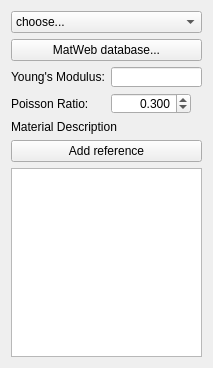
Above: src/Mod/Fem/MechanicalMaterial.ui from ceeli/FreeCAD_bhb before the change. Below: the same form after it.
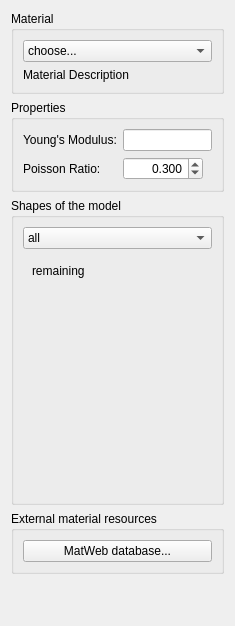
That is the form after the change. The open tabs and pages were chosen to show the change. Custom widgets are drawn as their Qt base class.

Commit message: FEM: added MaterialShapes and tests to prerequisit

Diff of the .ui file:
```diff
--- a/src/Mod/Fem/MechanicalMaterial.ui
+++ b/src/Mod/Fem/MechanicalMaterial.ui
@@ -6,8 +6,8 @@
    <rect>
     <x>0</x>
     <y>0</y>
-    <width>213</width>
-    <height>368</height>
+    <width>235</width>
+    <height>626</height>
    </rect>
   </property>
   <property name="windowTitle">
@@ -15,6 +15,18 @@
   </property>
   <layout class="QVBoxLayout" name="verticalLayout">
    <item>
+    <widget class="QGroupBox" name="GroupQuantities_2">
+     <property name="maximumSize">
+      <size>
+       <width>16777215</width>
+       <height>1677215</height>
+      </size>
+     </property>
+     <property name="title">
+      <string>Material</string>
+     </property>
+     <layout class="QVBoxLayout" name="verticalLayout_5">
+      <item>
     <widget class="QComboBox" name="cb_materials">
      <item>
       <property name="text">
@@ -24,18 +36,39 @@
     </widget>
    </item>
    <item>
-    <layout class="QHBoxLayout" name="horizontalLayout">
-     <item>
-      <widget class="QPushButton" name="pushButton_MatWeb">
+       <widget class="QLabel" name="l_mat_description">
        <property name="text">
-        <string>MatWeb database...</string>
+         <string>Material Description</string>
+        </property>
+        <property name="wordWrap">
+         <bool>true</bool>
        </property>
       </widget>
      </item>
     </layout>
+    </widget>
    </item>
    <item>
-    <layout class="QFormLayout" name="formLayout">
+    <widget class="QGroupBox" name="GroupQuantities_4">
+     <property name="maximumSize">
+      <size>
+       <width>16777215</width>
+       <height>1677215</height>
+      </size>
+     </property>
+     <property name="title">
+      <string>Properties</string>
+     </property>
+     <layout class="QVBoxLayout" name="verticalLayout_7">
+      <item>
+       <layout class="QFormLayout" name="formLayout_2">
+        <item row="2" column="0">
+         <widget class="QLabel" name="label_7">
+          <property name="text">
+           <string>Poisson Ratio:</string>
+          </property>
+         </widget>
+        </item>
      <item row="0" column="0">
       <widget class="QLabel" name="label_6">
        <property name="text">
@@ -43,6 +76,37 @@
        </property>
       </widget>
      </item>
+        <item row="2" column="1">
+         <widget class="QDoubleSpinBox" name="spinBox_poisson_ratio">
+          <property name="sizePolicy">
+           <sizepolicy hsizetype="Fixed" vsizetype="Fixed">
+            <horstretch>0</horstretch>
+            <verstretch>0</verstretch>
+           </sizepolicy>
+          </property>
+          <property name="minimumSize">
+           <size>
+            <width>80</width>
+            <height>20</height>
+           </size>
+          </property>
+          <property name="alignment">
+           <set>Qt::AlignRight|Qt::AlignTrailing|Qt::AlignVCenter</set>
+          </property>
+          <property name="decimals">
+           <number>3</number>
+          </property>
+          <property name="maximum">
+           <double>1.000000000000000</double>
+          </property>
+          <property name="singleStep">
+           <double>0.100000000000000</double>
+          </property>
+          <property name="value">
+           <double>0.300000000000000</double>
+          </property>
+         </widget>
+        </item>
      <item row="0" column="1">
       <widget class="Gui::InputField" name="input_fd_young_modulus">
        <property name="sizePolicy">
@@ -77,65 +141,163 @@
        </property>
       </widget>
      </item>
-     <item row="1" column="0">
-      <widget class="QLabel" name="label_7">
+       </layout>
+      </item>
+     </layout>
+    </widget>
+   </item>
+   <item>
+    <widget class="QGroupBox" name="groupBox_3">
+     <property name="title">
+      <string>Shapes of the model</string>
+     </property>
+     <layout class="QGridLayout" name="_2">
+      <property name="margin">
+       <number>9</number>
+      </property>
+      <property name="spacing">
+       <number>6</number>
+      </property>
+      <item row="0" column="0">
+       <widget class="QComboBox" name="cb_material_shapes">
+        <item>
        <property name="text">
-        <string>Poisson Ratio:</string>
-       </property>
-      </widget>
-     </item>
-     <item row="1" column="1">
-      <widget class="QDoubleSpinBox" name="spinBox_poisson_ratio">
-       <property name="sizePolicy">
-        <sizepolicy hsizetype="Fixed" vsizetype="Fixed">
-         <horstretch>0</horstretch>
-         <verstretch>0</verstretch>
-        </sizepolicy>
-       </property>
-       <property name="minimumSize">
-        <size>
-         <width>80</width>
-         <height>20</height>
-        </size>
-       </property>
-       <property name="alignment">
-        <set>Qt::AlignRight|Qt::AlignTrailing|Qt::AlignVCenter</set>
-       </property>
-       <property name="decimals">
-        <number>3</number>
-       </property>
-       <property name="maximum">
-        <double>1.000000000000000</double>
-       </property>
-       <property name="singleStep">
-        <double>0.100000000000000</double>
-       </property>
-       <property name="value">
-        <double>0.300000000000000</double>
-       </property>
+          <string>all</string>
+         </property>
+        </item>
+        <item>
+         <property name="text">
+          <string>remaining</string>
+         </property>
+        </item>
+        <item>
+         <property name="text">
+          <string>referenced</string>
+         </property>
+        </item>
+       </widget>
+      </item>
+      <item row="3" column="0">
+       <widget class="QStackedWidget" name="widget_stack">
+        <property name="currentIndex">
+         <number>0</number>
+        </property>
+        <widget class="QWidget" name="page_all">
+         <layout class="QGridLayout" name="_3">
+          <property name="margin">
+           <number>9</number>
+          </property>
+          <property name="spacing">
+           <number>6</number>
+          </property>
+          <item row="2" column="0">
+           <spacer name="verticalSpacer_2">
+            <property name="orientation">
+             <enum>Qt::Vertical</enum>
+            </property>
+            <property name="sizeHint" stdset="0">
+             <size>
+              <width>20</width>
+              <height>40</height>
+             </size>
+            </property>
+           </spacer>
+          </item>
+          <item row="1" column="0">
+           <widget class="QLabel" name="l_all">
+            <property name="text">
+             <string>all</string>
+            </property>
       </widget>
      </item>
     </layout>
-   </item>
-   <item>
-    <widget class="QLabel" name="l_mat_description">
+        </widget>
+        <widget class="QWidget" name="page_remaining">
+         <layout class="QGridLayout" name="_5">
+          <property name="margin">
+           <number>9</number>
+          </property>
+          <property name="spacing">
+           <number>6</number>
+          </property>
+          <item row="0" column="0">
+           <widget class="QLabel" name="l_remaining">
      <property name="text">
-      <string>Material Description</string>
-     </property>
-     <property name="wordWrap">
-      <bool>true</bool>
-     </property>
-    </widget>
-   </item>
-   <item>
+             <string>remaining</string>
+            </property>
+           </widget>
+          </item>
+          <item row="1" column="0">
+           <spacer name="verticalSpacer_3">
+            <property name="orientation">
+             <enum>Qt::Vertical</enum>
+            </property>
+            <property name="sizeType">
+             <enum>QSizePolicy::Expanding</enum>
+            </property>
+            <property name="sizeHint" stdset="0">
+             <size>
+              <width>20</width>
+              <height>51</height>
+             </size>
+            </property>
+           </spacer>
+          </item>
+         </layout>
+        </widget>
+        <widget class="QWidget" name="page_referenced">
+         <layout class="QGridLayout" name="gridLayout_11">
+          <item row="1" column="0">
+           <widget class="QListWidget" name="list_References"/>
+          </item>
+          <item row="0" column="0">
     <widget class="QPushButton" name="pushButton_Reference">
      <property name="text">
       <string>Add reference</string>
      </property>
     </widget>
    </item>
+         </layout>
+        </widget>
+       </widget>
+      </item>
+     </layout>
+    </widget>
+   </item>
    <item>
-    <widget class="QListWidget" name="list_References"/>
+    <widget class="QGroupBox" name="GroupQuantities_3">
+     <property name="maximumSize">
+      <size>
+       <width>16777215</width>
+       <height>1677215</height>
+      </size>
+     </property>
+     <property name="title">
+      <string>External material resources</string>
+     </property>
+     <layout class="QVBoxLayout" name="verticalLayout_6">
+      <item>
+       <widget class="QPushButton" name="pushButton_MatWeb">
+        <property name="text">
+         <string>MatWeb database...</string>
+        </property>
+       </widget>
+      </item>
+     </layout>
+    </widget>
+   </item>
+   <item>
+    <spacer name="verticalSpacer_4">
+     <property name="orientation">
+      <enum>Qt::Vertical</enum>
+     </property>
+     <property name="sizeHint" stdset="0">
+      <size>
+       <width>20</width>
+       <height>40</height>
+      </size>
+     </property>
+    </spacer>
    </item>
   </layout>
  </widget>
```
Left out of the diff: 19 changed lines with no effect on the pictures. Lines whose indentation alone changed are shown as unchanged. The commit also changes 3 other files.
